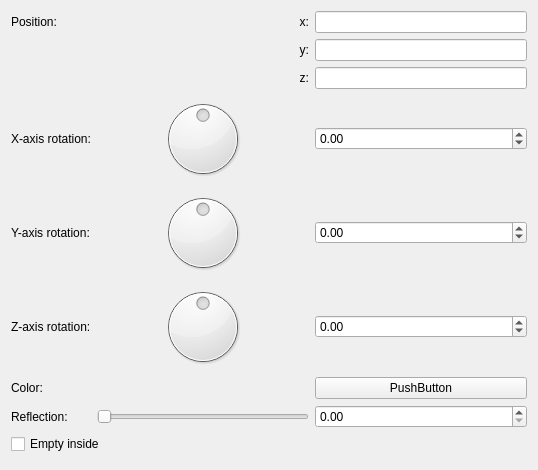
The window that mandelbulber2/qt_data/primitive_plane.ui (buddhi1980/mandelbulber2) describes before a commit, drawn with Qt 5.
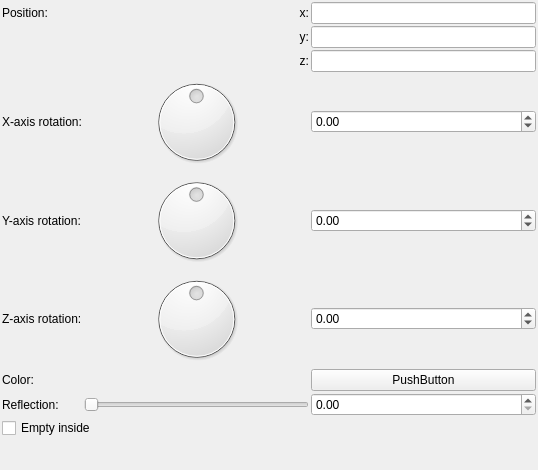
The same window after the commit. Custom widgets are drawn as their Qt base class.

Commit message: - reduced all margins and spacings in ui - added class to store animation frames - added closable dock for animation control (actually empty)

```diff
--- a/mandelbulber2/qt_data/primitive_plane.ui
+++ b/mandelbulber2/qt_data/primitive_plane.ui
@@ -14,8 +14,26 @@
    <string>Form</string>
   </property>
   <layout class="QVBoxLayout" name="verticalLayout">
+   <property name="spacing">
+    <number>2</number>
+   </property>
+   <property name="leftMargin">
+    <number>2</number>
+   </property>
+   <property name="topMargin">
+    <number>2</number>
+   </property>
+   <property name="rightMargin">
+    <number>2</number>
+   </property>
+   <property name="bottomMargin">
+    <number>2</number>
+   </property>
    <item>
     <layout class="QGridLayout" name="gridLayout">
+     <property name="spacing">
+      <number>2</number>
+     </property>
      <item row="5" column="2">
       <widget class="MyDoubleSpinBox" name="spinboxd3_rotation_z">
        <property name="prefix">
```
The commit also changes 29 other files.
